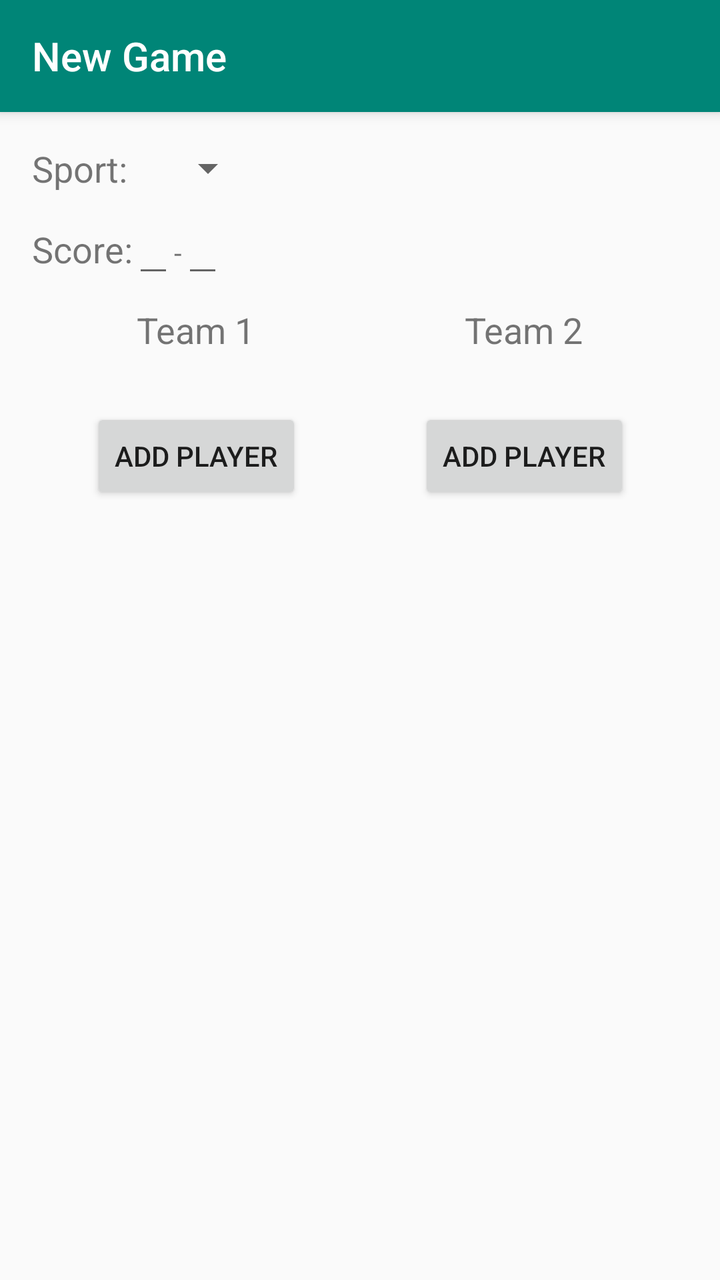
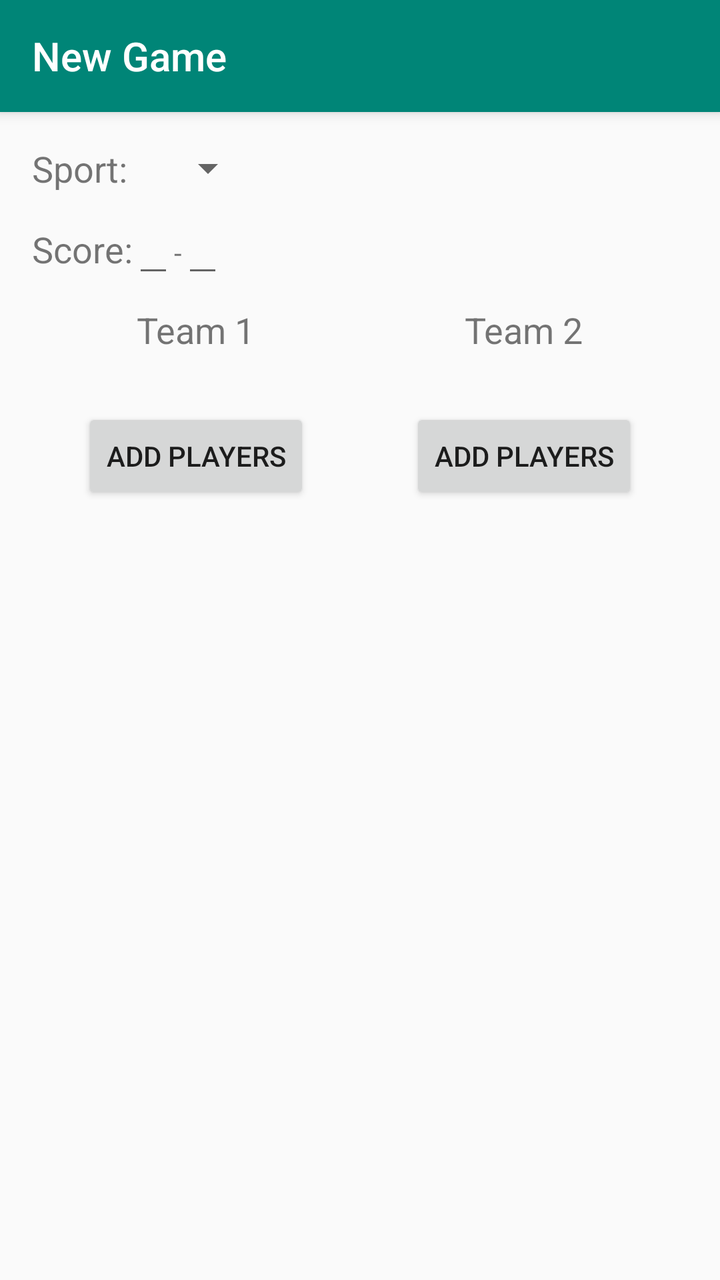

Screens rendered from an Android XML layout before and after an edit, with the pre-edit source and the edit as a unified diff.
<!-- AndroidManifest.xml: activity theme AppTheme.NoActionBar -->
<!-- res/layout/activity_new_game.xml -->
<?xml version="1.0" encoding="utf-8"?>
<android.support.design.widget.CoordinatorLayout xmlns:android="http://schemas.android.com/apk/res/android"
    xmlns:app="http://schemas.android.com/apk/res-auto"
    xmlns:tools="http://schemas.android.com/tools"
    android:layout_width="match_parent"
    android:layout_height="match_parent"
    tools:context=".NewGameActivity">

    <android.support.design.widget.AppBarLayout
        android:layout_width="match_parent"
        android:layout_height="wrap_content"
        android:theme="@style/AppTheme.AppBarOverlay">

        <android.support.v7.widget.Toolbar
            android:id="@+id/toolbar"
            android:layout_width="match_parent"
            android:layout_height="?attr/actionBarSize"
            android:background="?attr/colorPrimary"
            app:popupTheme="@style/AppTheme.PopupOverlay"
            app:title="@string/newGame" />

    </android.support.design.widget.AppBarLayout>

    <android.support.constraint.ConstraintLayout
        android:layout_width="match_parent"
        android:layout_height="wrap_content"
        android:padding="16dp"
        app:layout_behavior="@string/appbar_scrolling_view_behavior">

        <TextView
            android:id="@+id/sportLabel"
            android:layout_width="wrap_content"
            android:layout_height="wrap_content"
            android:text="@string/sportLabel"
            android:textSize="18sp"
            app:layout_constraintStart_toStartOf="parent"
            app:layout_constraintTop_toTopOf="parent" />

        <Spinner
            android:id="@+id/sportChoices"
            android:layout_width="wrap_content"
            android:layout_height="wrap_content"
            android:layout_marginStart="16dp"
            android:layout_marginLeft="16dp"
            app:layout_constraintStart_toEndOf="@+id/sportLabel"
            app:layout_constraintTop_toTopOf="parent" />

        <TextView
            android:id="@+id/scoreLabel"
            android:layout_width="wrap_content"
            android:layout_height="wrap_content"
            android:layout_marginTop="16dp"
            android:text="@string/scoreLabel"
            android:textSize="18sp"
            app:layout_constraintStart_toStartOf="parent"
            app:layout_constraintTop_toBottomOf="@+id/sportLabel" />

        <EditText
            android:id="@+id/team1Score"
            android:layout_width="wrap_content"
            android:layout_height="wrap_content"
            android:inputType="numberSigned"
            app:layout_constraintBaseline_toBaselineOf="@+id/scoreLabel"
            app:layout_constraintStart_toEndOf="@id/scoreLabel" />

        <TextView
            android:id="@+id/scoreSeparator"
            android:layout_width="wrap_content"
            android:layout_height="wrap_content"
            android:text="-"
            app:layout_constraintBaseline_toBaselineOf="@+id/scoreLabel"
            app:layout_constraintStart_toEndOf="@id/team1Score" />

        <EditText
            android:id="@+id/team2Score"
            android:layout_width="wrap_content"
            android:layout_height="wrap_content"
            android:inputType="numberSigned"
            app:layout_constraintBaseline_toBaselineOf="@+id/scoreLabel"
            app:layout_constraintStart_toEndOf="@id/scoreSeparator" />

        <android.support.constraint.Guideline
            android:id="@+id/middleGuideline"
            android:layout_width="wrap_content"
            android:layout_height="wrap_content"
            android:orientation="vertical"
            app:layout_constraintGuide_percent="0.5" />

        <TextView
            android:id="@+id/team1Title"
            android:layout_width="wrap_content"
            android:layout_height="wrap_content"
            android:layout_marginTop="16dp"
            android:text="@string/team1Title"
            android:textSize="18sp"
            app:layout_constraintEnd_toStartOf="@+id/middleGuideline"
            app:layout_constraintStart_toStartOf="parent"
            app:layout_constraintTop_toBottomOf="@+id/scoreLabel" />

        <TextView
            android:id="@+id/team2Title"
            android:layout_width="wrap_content"
            android:layout_height="wrap_content"
            android:layout_marginTop="16dp"
            android:text="@string/team2Title"
            android:textSize="18sp"
            app:layout_constraintEnd_toEndOf="parent"
            app:layout_constraintStart_toEndOf="@+id/middleGuideline"
            app:layout_constraintTop_toBottomOf="@+id/scoreLabel" />


        <TextView
            android:id="@+id/team1Rating"
            android:layout_width="wrap_content"
            android:layout_height="wrap_content"
            app:layout_constraintEnd_toStartOf="@id/middleGuideline"
            app:layout_constraintStart_toStartOf="parent"
            app:layout_constraintTop_toBottomOf="@+id/team1Title" />

        <TextView
            android:id="@+id/team2Rating"
            android:layout_width="wrap_content"
            android:layout_height="wrap_content"
            app:layout_constraintEnd_toEndOf="parent"
            app:layout_constraintStart_toEndOf="@+id/middleGuideline"
            app:layout_constraintTop_toBottomOf="@+id/team2Title" />

        <LinearLayout
            android:id="@+id/team1"
            android:layout_width="0dp"
            android:layout_height="wrap_content"
            android:layout_margin="8dp"
            android:layout_marginTop="8dp"
            android:orientation="vertical"
            app:layout_constraintEnd_toStartOf="@+id/middleGuideline"
            app:layout_constraintStart_toStartOf="parent"
            app:layout_constraintTop_toBottomOf="@+id/team1Rating" />

        <LinearLayout
            android:id="@+id/team2"
            android:layout_width="0dp"
            android:layout_height="wrap_content"
            android:layout_margin="8dp"
            android:layout_marginTop="8dp"
            android:orientation="vertical"
            app:layout_constraintEnd_toEndOf="parent"
            app:layout_constraintStart_toEndOf="@+id/middleGuideline"
            app:layout_constraintTop_toBottomOf="@+id/team2Rating" />

        <Button
            android:id="@+id/addPlayerTeam1"
            android:layout_width="wrap_content"
            android:layout_height="wrap_content"
            android:onClick="onAddPlayerClick"
            android:text="@string/addPlayer"
            app:layout_constraintEnd_toStartOf="@+id/middleGuideline"
            app:layout_constraintStart_toStartOf="parent"
            app:layout_constraintTop_toBottomOf="@+id/team1" />

        <Button
            android:id="@+id/addPlayerTeam2"
            android:layout_width="wrap_content"
            android:layout_height="wrap_content"
            android:onClick="onAddPlayerClick"
            android:text="@string/addPlayer"
            app:layout_constraintEnd_toEndOf="parent"
            app:layout_constraintStart_toEndOf="@+id/middleGuideline"
            app:layout_constraintTop_toBottomOf="@+id/team2" />
    </android.support.constraint.ConstraintLayout>

</android.support.design.widget.CoordinatorLayout>
<!-- resources referenced by this layout -->
<resources>
  <string name="addPlayer">Add Player</string>
  <string name="newGame">New Game</string>
  <string name="scoreLabel">Score:</string>
  <string name="sportLabel">Sport:</string>
  <string name="team1Title">Team 1</string>
  <string name="team2Title">Team 2</string>
  <style name="AppTheme.AppBarOverlay" parent="ThemeOverlay.AppCompat.Dark.ActionBar" />
  <style name="AppTheme.PopupOverlay" parent="ThemeOverlay.AppCompat.Light" />
  <style name="AppTheme.NoActionBar">
          <item name="windowActionBar">false</item>
          <item name="windowNoTitle">true</item>
      </style>
</resources>

<!-- the commit's change to res/layout/activity_new_game.xml (unified diff, before → after) -->
@@ -152,7 +152,7 @@
             android:layout_width="wrap_content"
             android:layout_height="wrap_content"
             android:onClick="onAddPlayerClick"
-            android:text="@string/addPlayer"
+            android:text="@string/addPlayers"
             app:layout_constraintEnd_toStartOf="@+id/middleGuideline"
             app:layout_constraintStart_toStartOf="parent"
             app:layout_constraintTop_toBottomOf="@+id/team1" />
@@ -162,7 +162,7 @@
             android:layout_width="wrap_content"
             android:layout_height="wrap_content"
             android:onClick="onAddPlayerClick"
-            android:text="@string/addPlayer"
+            android:text="@string/addPlayers"
             app:layout_constraintEnd_toEndOf="parent"
             app:layout_constraintStart_toEndOf="@+id/middleGuideline"
             app:layout_constraintTop_toBottomOf="@+id/team2" />
<!-- resource entries referenced after the edit -->
@@ -1,6 +1,6 @@
 <!-- resources referenced by this layout -->
 <resources>
-  <string name="addPlayer">Add Player</string>
+  <string name="addPlayers">Add Players</string>
   <string name="newGame">New Game</string>
   <string name="scoreLabel">Score:</string>
   <string name="sportLabel">Sport:</string>
